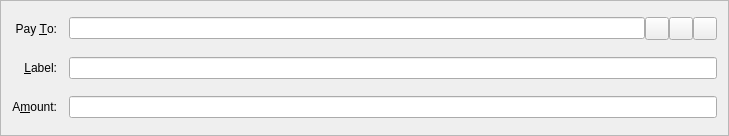
Old version of the form src/qt/forms/sendcoinsentry.ui in the repository AndreaDejanGrande/vDinar.
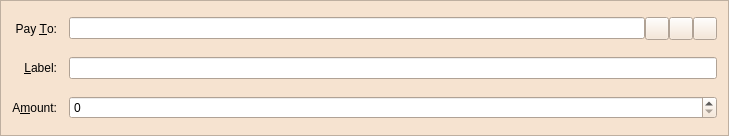
New version of the form. Icons and pictures are not drawn. Custom widgets are drawn as their Qt base class.

What changed in the file:
```diff
--- a/src/qt/forms/sendcoinsentry.ui
+++ b/src/qt/forms/sendcoinsentry.ui
@@ -10,9 +10,427 @@
     <height>136</height>
    </rect>
   </property>
+  <property name="palette">
+   <palette>
+    <active>
+     <colorrole role="WindowText">
+      <brush brushstyle="SolidPattern">
+       <color alpha="255">
+        <red>0</red>
+        <green>0</green>
+        <blue>0</blue>
+       </color>
+      </brush>
+     </colorrole>
+     <colorrole role="Button">
+      <brush brushstyle="SolidPattern">
+       <color alpha="255">
+        <red>246</red>
+        <green>227</green>
+        <blue>208</blue>
+       </color>
+      </brush>
+     </colorrole>
+     <colorrole role="Light">
+      <brush brushstyle="SolidPattern">
+       <color alpha="255">
+        <red>255</red>
+        <green>255</green>
+        <blue>255</blue>
+       </color>
+      </brush>
+     </colorrole>
+     <colorrole role="Midlight">
+      <brush brushstyle="SolidPattern">
+       <color alpha="255">
+        <red>250</red>
+        <green>241</green>
+        <blue>231</blue>
+       </color>
+      </brush>
+     </colorrole>
+     <colorrole role="Dark">
+      <brush brushstyle="SolidPattern">
+       <color alpha="255">
+        <red>123</red>
+        <green>113</green>
+        <blue>104</blue>
+       </color>
+      </brush>
+     </colorrole>
+     <colorrole role="Mid">
+      <brush brushstyle="SolidPattern">
+       <color alpha="255">
+        <red>164</red>
+        <green>151</green>
+        <blue>139</blue>
+       </color>
+      </brush>
+     </colorrole>
+     <colorrole role="Text">
+      <brush brushstyle="SolidPattern">
+       <color alpha="255">
+        <red>0</red>
+        <green>0</green>
+        <blue>0</blue>
+       </color>
+      </brush>
+     </colorrole>
+     <colorrole role="BrightText">
+      <brush brushstyle="SolidPattern">
+       <color alpha="255">
+        <red>255</red>
+        <green>255</green>
+        <blue>255</blue>
+       </color>
+      </brush>
+     </colorrole>
+     <colorrole role="ButtonText">
+      <brush brushstyle="SolidPattern">
+       <color alpha="255">
+        <red>0</red>
+        <green>0</green>
+        <blue>0</blue>
+       </color>
+      </brush>
+     </colorrole>
+     <colorrole role="Base">
+      <brush brushstyle="SolidPattern">
+       <color alpha="255">
+        <red>255</red>
+        <green>255</green>
+        <blue>255</blue>
+       </color>
+      </brush>
+     </colorrole>
+     <colorrole role="Window">
+      <brush brushstyle="SolidPattern">
+       <color alpha="255">
+        <red>246</red>
+        <green>227</green>
+        <blue>208</blue>
+       </color>
+      </brush>
+     </colorrole>
+     <colorrole role="Shadow">
+      <brush brushstyle="SolidPattern">
+       <color alpha="255">
+        <red>0</red>
+        <green>0</green>
+        <blue>0</blue>
+       </color>
+      </brush>
+     </colorrole>
+     <colorrole role="AlternateBase">
+      <brush brushstyle="SolidPattern">
+       <color alpha="255">
+        <red>250</red>
+        <green>241</green>
+        <blue>231</blue>
+       </color>
+      </brush>
+     </colorrole>
+     <colorrole role="ToolTipBase">
+      <brush brushstyle="SolidPattern">
+       <color alpha="255">
+        <red>255</red>
+        <green>255</green>
+        <blue>220</blue>
+       </color>
+      </brush>
+     </colorrole>
+     <colorrole role="ToolTipText">
+      <brush brushstyle="SolidPattern">
+       <color alpha="255">
+        <red>0</red>
+        <green>0</green>
+        <blue>0</blue>
+       </color>
+      </brush>
+     </colorrole>
+    </active>
+    <inactive>
+     <colorrole role="WindowText">
+      <brush brushstyle="SolidPattern">
+       <color alpha="255">
+        <red>0</red>
+        <green>0</green>
+        <blue>0</blue>
+       </color>
+      </brush>
+     </colorrole>
+     <colorrole role="Button">
+      <brush brushstyle="SolidPattern">
+       <color alpha="255">
+        <red>246</red>
+        <green>227</green>
+        <blue>208</blue>
+       </color>
+      </brush>
+     </colorrole>
+     <colorrole role="Light">
+      <brush brushstyle="SolidPattern">
+       <color alpha="255">
+        <red>255</red>
+        <green>255</green>
+        <blue>255</blue>
+       </color>
+      </brush>
+     </colorrole>
+     <colorrole role="Midlight">
+      <brush brushstyle="SolidPattern">
+       <color alpha="255">
+        <red>250</red>
+        <green>241</green>
+        <blue>231</blue>
+       </color>
+      </brush>
+     </colorrole>
+     <colorrole role="Dark">
+      <brush brushstyle="SolidPattern">
+       <color alpha="255">
+        <red>123</red>
+        <green>113</green>
+        <blue>104</blue>
+       </color>
+      </brush>
+     </colorrole>
+     <colorrole role="Mid">
+      <brush brushstyle="SolidPattern">
+       <color alpha="255">
+        <red>164</red>
+        <green>151</green>
+        <blue>139</blue>
+       </color>
+      </brush>
+     </colorrole>
+     <colorrole role="Text">
+      <brush brushstyle="SolidPattern">
+       <color alpha="255">
+        <red>0</red>
+        <green>0</green>
+        <blue>0</blue>
+       </color>
+      </brush>
+     </colorrole>
+     <colorrole role="BrightText">
+      <brush brushstyle="SolidPattern">
+       <color alpha="255">
+        <red>255</red>
+        <green>255</green>
+        <blue>255</blue>
+       </color>
+      </brush>
+     </colorrole>
+     <colorrole role="ButtonText">
+      <brush brushstyle="SolidPattern">
+       <color alpha="255">
+        <red>0</red>
+        <green>0</green>
+        <blue>0</blue>
+       </color>
+      </brush>
+     </colorrole>
+     <colorrole role="Base">
+      <brush brushstyle="SolidPattern">
+       <color alpha="255">
+        <red>255</red>
+        <green>255</green>
+        <blue>255</blue>
+       </color>
+      </brush>
+     </colorrole>
+     <colorrole role="Window">
+      <brush brushstyle="SolidPattern">
+       <color alpha="255">
+        <red>246</red>
+        <green>227</green>
+        <blue>208</blue>
+       </color>
+      </brush>
+     </colorrole>
+     <colorrole role="Shadow">
+      <brush brushstyle="SolidPattern">
+       <color alpha="255">
+        <red>0</red>
+        <green>0</green>
+        <blue>0</blue>
+       </color>
+      </brush>
+     </colorrole>
+     <colorrole role="AlternateBase">
+      <brush brushstyle="SolidPattern">
+       <color alpha="255">
+        <red>250</red>
+        <green>241</green>
+        <blue>231</blue>
+       </color>
+      </brush>
+     </colorrole>
+     <colorrole role="ToolTipBase">
+      <brush brushstyle="SolidPattern">
+       <color alpha="255">
+        <red>255</red>
+        <green>255</green>
+        <blue>220</blue>
+       </color>
+      </brush>
+     </colorrole>
+     <colorrole role="ToolTipText">
+      <brush brushstyle="SolidPattern">
+       <color alpha="255">
+        <red>0</red>
+        <green>0</green>
+        <blue>0</blue>
+       </color>
+      </brush>
+     </colorrole>
+    </inactive>
+    <disabled>
+     <colorrole role="WindowText">
+      <brush brushstyle="SolidPattern">
+       <color alpha="255">
+        <red>123</red>
+        <green>113</green>
+        <blue>104</blue>
+       </color>
+      </brush>
+     </colorrole>
+     <colorrole role="Button">
+      <brush brushstyle="SolidPattern">
+       <color alpha="255">
+        <red>246</red>
+        <green>227</green>
+        <blue>208</blue>
+       </color>
+      </brush>
+     </colorrole>
+     <colorrole role="Light">
+      <brush brushstyle="SolidPattern">
+       <color alpha="255">
+        <red>255</red>
+        <green>255</green>
+        <blue>255</blue>
+       </color>
+      </brush>
+     </colorrole>
+     <colorrole role="Midlight">
+      <brush brushstyle="SolidPattern">
+       <color alpha="255">
+        <red>250</red>
+        <green>241</green>
+        <blue>231</blue>
+       </color>
+      </brush>
+     </colorrole>
+     <colorrole role="Dark">
+      <brush brushstyle="SolidPattern">
+       <color alpha="255">
+        <red>123</red>
+        <green>113</green>
+        <blue>104</blue>
+       </color>
+      </brush>
+     </colorrole>
+     <colorrole role="Mid">
+      <brush brushstyle="SolidPattern">
+       <color alpha="255">
+        <red>164</red>
+        <green>151</green>
+        <blue>139</blue>
+       </color>
+      </brush>
+     </colorrole>
+     <colorrole role="Text">
+      <brush brushstyle="SolidPattern">
+       <color alpha="255">
+        <red>123</red>
+        <green>113</green>
+        <blue>104</blue>
+       </color>
+      </brush>
+     </colorrole>
+     <colorrole role="BrightText">
+      <brush brushstyle="SolidPattern">
+       <color alpha="255">
+        <red>255</red>
+        <green>255</green>
+        <blue>255</blue>
+       </color>
+      </brush>
+     </colorrole>
+     <colorrole role="ButtonText">
+      <brush brushstyle="SolidPattern">
+       <color alpha="255">
+        <red>123</red>
+        <green>113</green>
+        <blue>104</blue>
+       </color>
+      </brush>
+     </colorrole>
+     <colorrole role="Base">
+      <brush brushstyle="SolidPattern">
+       <color alpha="255">
+        <red>246</red>
+        <green>227</green>
+        <blue>208</blue>
+       </color>
+      </brush>
+     </colorrole>
+     <colorrole role="Window">
+      <brush brushstyle="SolidPattern">
+       <color alpha="255">
+        <red>246</red>
+        <green>227</green>
+        <blue>208</blue>
+       </color>
+      </brush>
+     </colorrole>
+     <colorrole role="Shadow">
+      <brush brushstyle="SolidPattern">
+       <color alpha="255">
+        <red>0</red>
+        <green>0</green>
+        <blue>0</blue>
+       </color>
+      </brush>
+     </colorrole>
+     <colorrole role="AlternateBase">
+      <brush brushstyle="SolidPattern">
+       <color alpha="255">
+        <red>246</red>
+        <green>227</green>
+        <blue>208</blue>
+       </color>
+      </brush>
+     </colorrole>
+     <colorrole role="ToolTipBase">
+      <brush brushstyle="SolidPattern">
+       <color alpha="255">
+        <red>255</red>
+        <green>255</green>
+        <blue>220</blue>
+       </color>
+      </brush>
+     </colorrole>
+     <colorrole role="ToolTipText">
+      <brush brushstyle="SolidPattern">
+       <color alpha="255">
+        <red>0</red>
+        <green>0</green>
+        <blue>0</blue>
+       </color>
+      </brush>
+     </colorrole>
+    </disabled>
+   </palette>
+  </property>
   <property name="windowTitle">
    <string>Form</string>
   </property>
+  <property name="autoFillBackground">
+   <bool>true</bool>
+  </property>
   <property name="frameShape">
    <enum>QFrame::StyledPanel</enum>
   </property>
@@ -142,7 +560,7 @@
  <customwidgets>
   <customwidget>
    <class>BitcoinAmountField</class>
-   <extends>QLineEdit</extends>
+   <extends>QSpinBox</extends>
    <header>bitcoinamountfield.h</header>
    <container>1</container>
   </customwidget>
```
